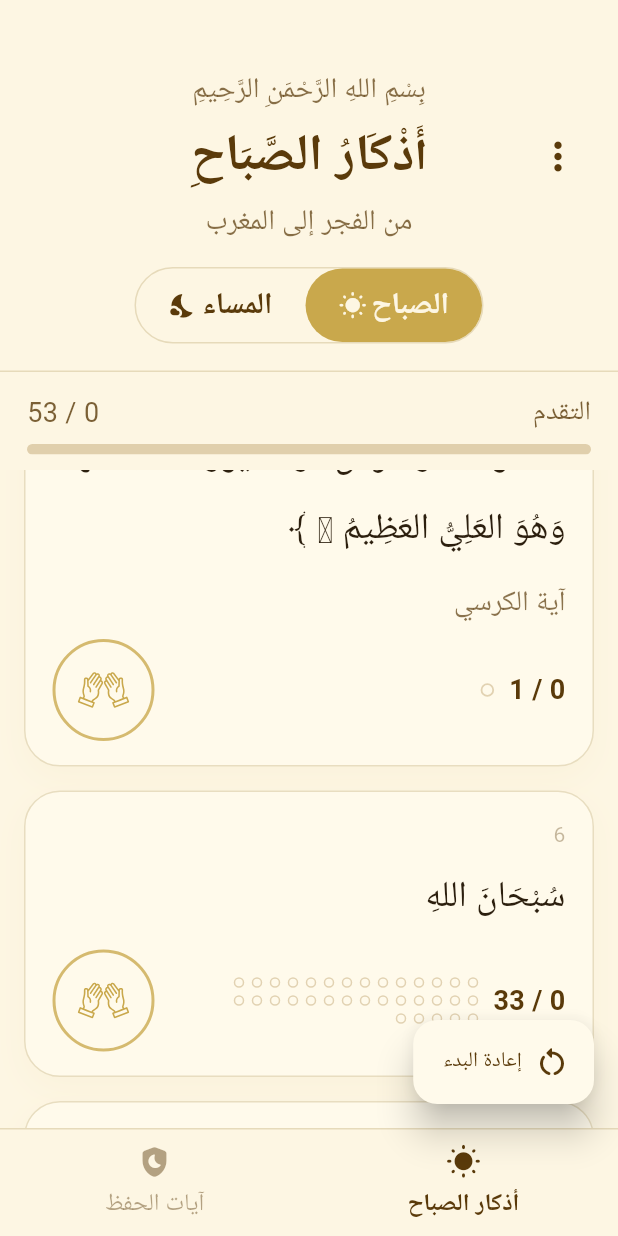
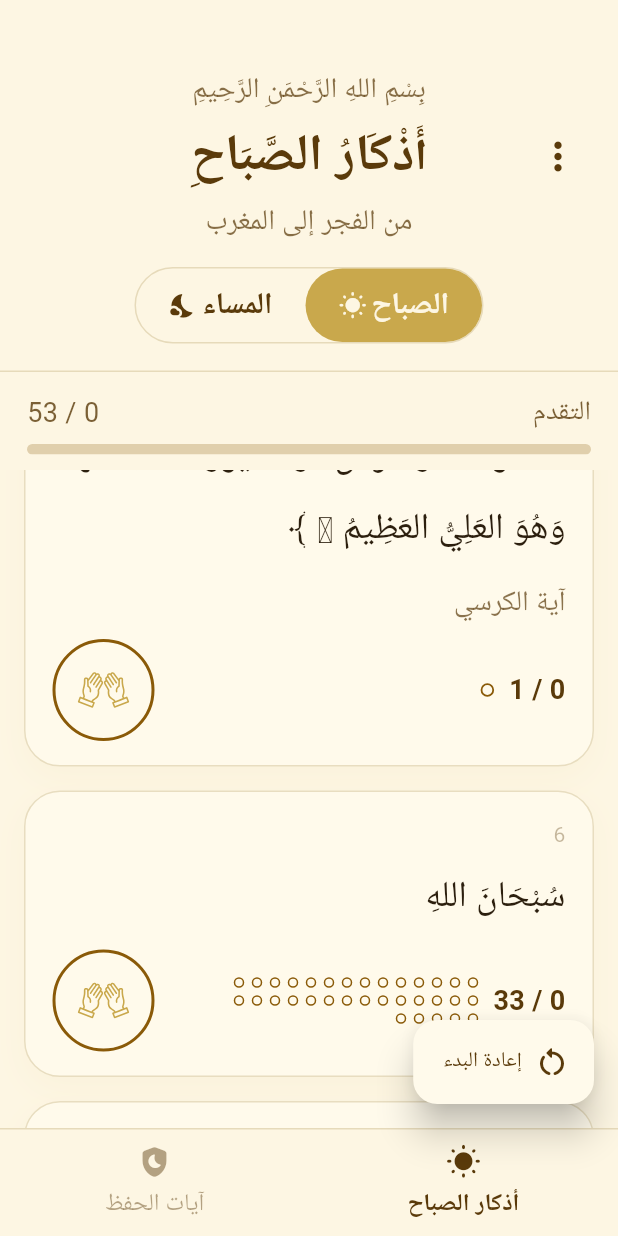
Before and after one commit to MSaeedN7/azkar-web, a Flutter app: the screen it shows after launch, scrolled down 2304 dp, on a phone screen of 412 x 824 dp. Run offline on Flutter 3.47's test engine with Material 3 defaults, Android fonts, the phone set to English and light mode, and no system bars; our stand-ins replace flutter_svg, google_fonts, shared_preferences; missing offline and left inert: workmanager; Roboto replaces fonts that are missing (Amiri).

Commit message:
Match zikr repetition borders to theme progress

```diff
--- a/lib/main.dart
+++ b/lib/main.dart
@@ -1383,9 +1383,7 @@ class _AzkarHomePageState extends State<AzkarHomePage> {
                                             ? colors.progress
                                             : Colors.transparent,
                                         border: Border.all(
-                                          color: filled
-                                              ? colors.progress
-                                              : colors.progressTrack,
+                                          color: colors.progress,
                                           width: targetCount >= 30 ? 1.0 : 1.2,
                                         ),
                                       ),
@@ -1422,8 +1420,7 @@ class _AzkarHomePageState extends State<AzkarHomePage> {
               ? _completeColor.withValues(alpha: 0.12)
               : Colors.transparent,
           border: Border.all(
-            color:
-                done ? _completeColor : colors.accent.withValues(alpha: 0.78),
+            color: done ? _completeColor : colors.progress,
             width: 2,
           ),
         ),
```
